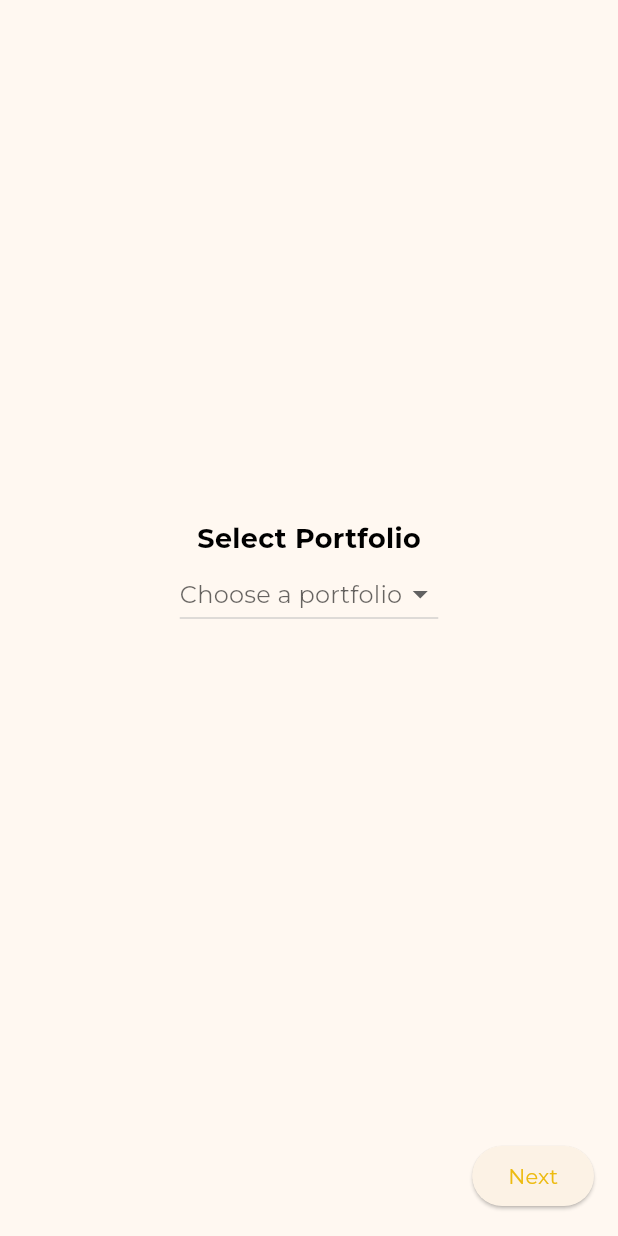
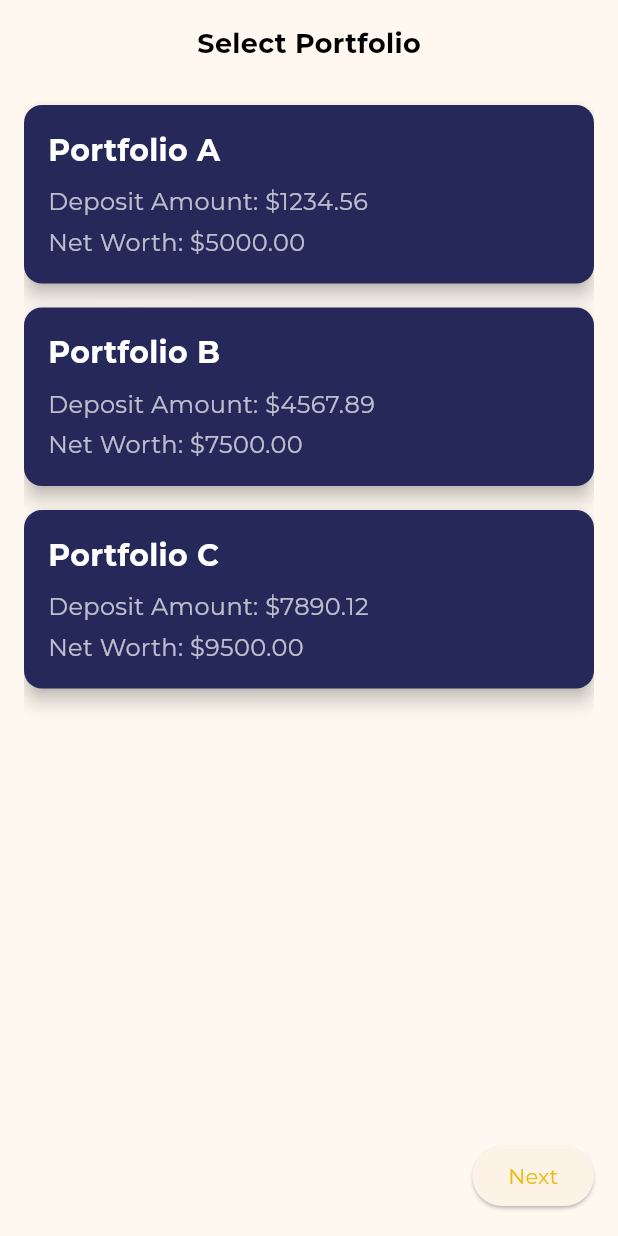
Before and after one commit to CyanaseInc/flutterAPP, a Flutter app: the Withdraw widget shown alone on an empty page, opened directly, on a phone screen of 412 x 824 dp. Run offline on Flutter 3.47's test engine with Material 3 defaults, Android fonts, the light colour scheme and no system bars; our stand-ins replace country_picker, fl_chart, intl_phone_field; missing offline and left inert: sim_card_info; project files that could hold a hidden picture were left out.

```diff
--- a/lib/screens/home/componets/investment_withdraw.dart
+++ b/lib/screens/home/componets/investment_withdraw.dart
@@ -1,4 +1,5 @@
 import 'package:flutter/material.dart';
+import '../../../theme/theme.dart';
 
 class Withdraw extends StatefulWidget {
   @override
@@ -9,8 +10,12 @@ class _WithdrawState extends State<Withdraw> {
   PageController _pageController = PageController();
   int currentStep = 0;
 
-  // Sample portfolios
-  final List<String> portfolios = ['Portfolio A', 'Portfolio B', 'Portfolio C'];
+  // Sample portfolios data
+  final Map<String, Map<String, double>> portfoliosData = {
+    'Portfolio A': {'deposit': 1234.56, 'netWorth': 5000.00},
+    'Portfolio B': {'deposit': 4567.89, 'netWorth': 7500.00},
+    'Portfolio C': {'deposit': 7890.12, 'netWorth': 9500.00},
+  };
 
   String? selectedPortfolio;
   String? withdrawMethod;
@@ -82,24 +87,70 @@ class _WithdrawState extends State<Withdraw> {
         Text(
           'Select Portfolio',
           style: TextStyle(
-              fontSize: 18, fontWeight: FontWeight.bold, color: Colors.black),
+            fontSize: 18,
+            fontWeight: FontWeight.bold,
+            color: Colors.black,
+          ),
         ),
-        DropdownButton<String>(
-          value: selectedPortfolio,
-          hint: Text('Choose a portfolio'),
-          items: portfolios.map((portfolio) {
-            return DropdownMenuItem<String>(
-              value: portfolio,
-              child: Text(portfolio),
-            );
-          }).toList(),
-          onChanged: (value) {
-            setState(() {
-              selectedPortfolio = value;
-            });
-            _pageController.nextPage(
-                duration: Duration(milliseconds: 300), curve: Curves.easeIn);
-          },
+        SizedBox(height: 20),
+        // ListView to show the portfolios as scrollable cards
+        Expanded(
+          // Use Expanded to make sure the list fills the available space
+          child: ListView(
+            children: portfoliosData.keys.map((portfolio) {
+              return GestureDetector(
+                onTap: () {
+                  setState(() {
+                    selectedPortfolio = portfolio;
+                  });
+                  _pageController.nextPage(
+                      duration: Duration(milliseconds: 300),
+                      curve: Curves.easeIn);
+                },
+                child: Card(
+                  color: primaryTwo, // Applying primaryTwo color
+                  shape: RoundedRectangleBorder(
+                    borderRadius: BorderRadius.circular(12), // Rounded corners
+                  ),
+                  elevation: 5, // Adding elevation for a more stylish look
+                  margin: EdgeInsets.symmetric(vertical: 8), // Vertical spacing
+                  child: Padding(
+                    padding:
+                        EdgeInsets.all(16), // Internal padding for the card
+                    child: Column(
+                      crossAxisAlignment: CrossAxisAlignment.start,
+                      children: [
+                        Text(
+                          portfolio, // Portfolio name
+                          style: TextStyle(
+                            fontSize: 20,
+                            fontWeight: FontWeight.bold,
+                            color: Colors.white,
+                          ),
+                        ),
+                        SizedBox(height: 8),
+                        Text(
+                          'Deposit Amount: \$${portfoliosData[portfolio]!['deposit']!.toStringAsFixed(2)}', // Dynamic deposit amount
+                          style: TextStyle(
+                            fontSize: 16,
+                            color: Colors.white70,
+                          ),
+                        ),
+                        SizedBox(height: 4),
+                        Text(
+                          'Net Worth: \$${portfoliosData[portfolio]!['netWorth']!.toStringAsFixed(2)}', // Dynamic net worth
+                          style: TextStyle(
+                            fontSize: 16,
+                            color: Colors.white70,
+                          ),
+                        ),
+                      ],
+                    ),
+                  ),
+                ),
+              );
+            }).toList(),
+          ),
         ),
       ],
     );
```
